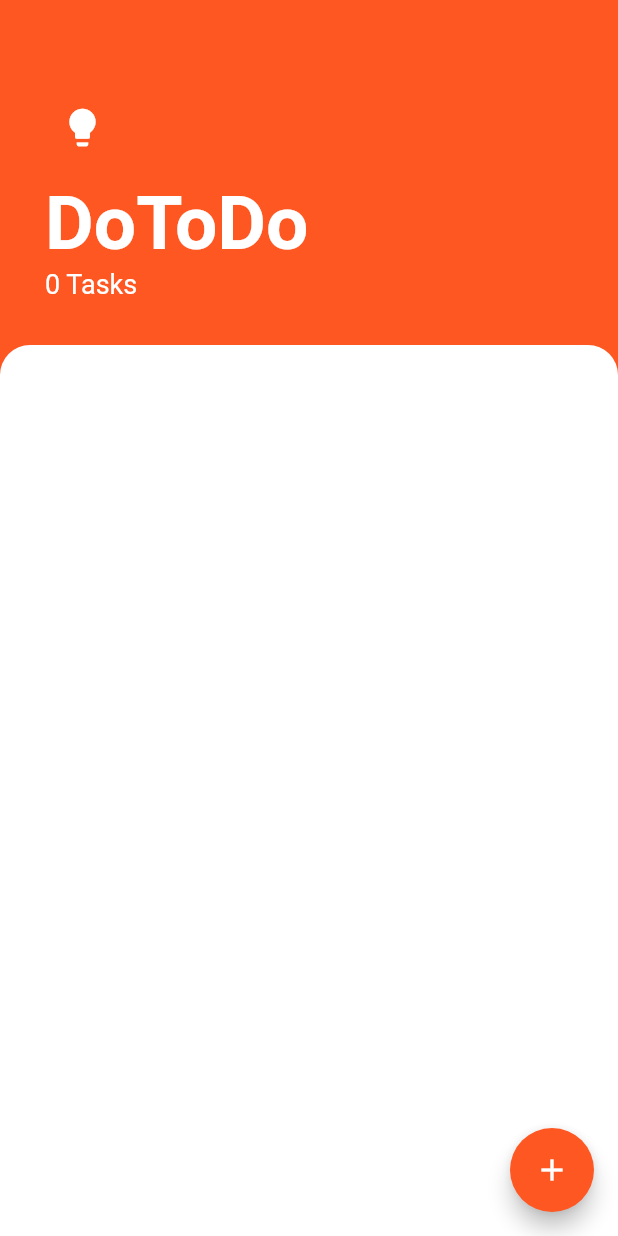
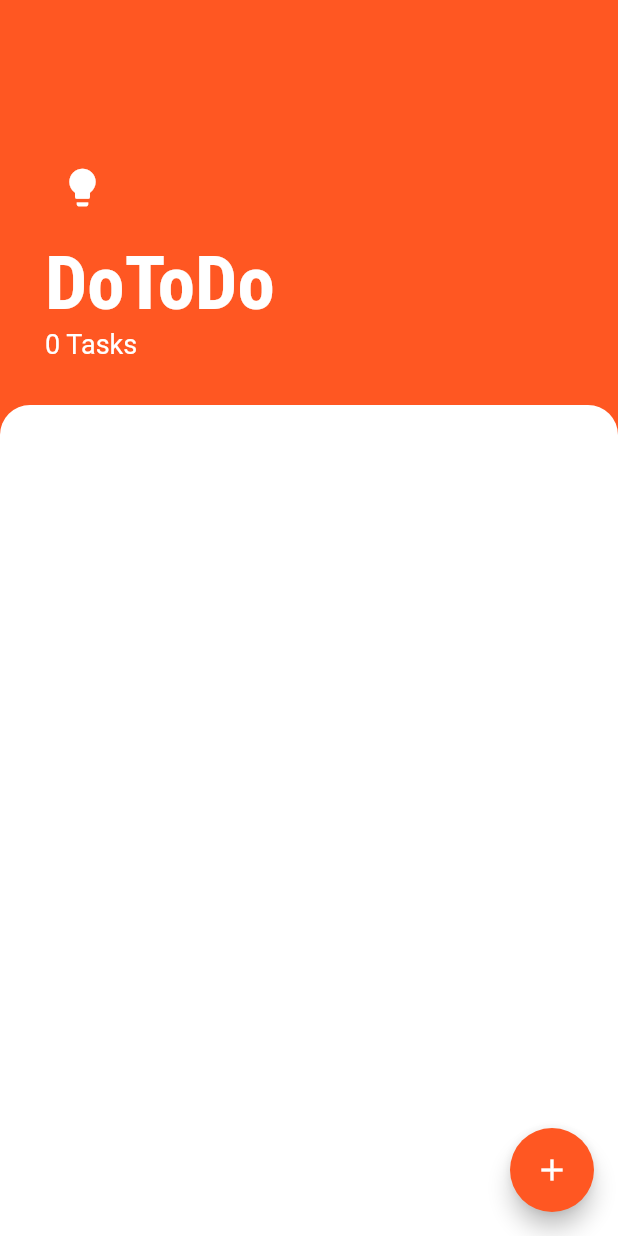
Before and after one commit to Hare-BH/DoToDo, a Flutter app: the screen it shows after launch, on a phone screen of 412 x 824 dp. Run offline on Flutter 3.47's test engine with Material 2 defaults, Android fonts, the phone set to English and light mode, and no system bars; our stand-ins replace hive, hive_flutter; accounts and stored records are empty.

Commit message:
Third Commit

```diff
--- a/lib/screens/tasks_screen.dart
+++ b/lib/screens/tasks_screen.dart
@@ -43,7 +43,7 @@ class _TasksScreenState extends State<TasksScreen> {
         children: [
           Container(
             padding: EdgeInsets.only(
-                top: 60.0, left: 30.0, right: 30.0, bottom: 30.0),
+                top: 100.0, left: 30.0, right: 30.0, bottom: 30.0),
             child: Column(
               crossAxisAlignment: CrossAxisAlignment.start,
               children: [
@@ -65,9 +65,10 @@ class _TasksScreenState extends State<TasksScreen> {
                 Text(
                   'DoToDo',
                   style: TextStyle(
+                    fontFamily: 'RobotoCondensed',
                     color: _darkMode ? Colors.black87 : Colors.white,
                     fontSize: 50.0,
-                    fontWeight: FontWeight.w700,
+                    fontWeight: FontWeight.bold,
                   ),
                 ),
                 Text(
--- a/lib/widgets/soft_button.dart
+++ b/lib/widgets/soft_button.dart
@@ -32,7 +32,7 @@ class SoftButton extends StatelessWidget {
                   ),
                 ]
               : null),
-      duration: const Duration(milliseconds: 200),
+      duration: const Duration(milliseconds: 250),
       child: Icon(
         icon,
         size: 30.0,
--- a/pubspec.yaml
+++ b/pubspec.yaml
@@ -45,6 +45,12 @@ dev_dependencies:
 
 # The following section is specific to Flutter.
 flutter:
+  fonts:
+    - family: RobotoCondensed
+      fonts:
+        - asset: assets/RobotoCondensed-Bold.ttf
+
+
 
   # The following line ensures that the Material Icons font is
   # included with your application, so that you can use the icons in
```
Also changed, not shown: assets/RobotoCondensed-Bold.ttf (added), github_images/img.png (added), github_images/img_1.png (added), github_images/img_2.png (added), github_images/img_3.png (added).
